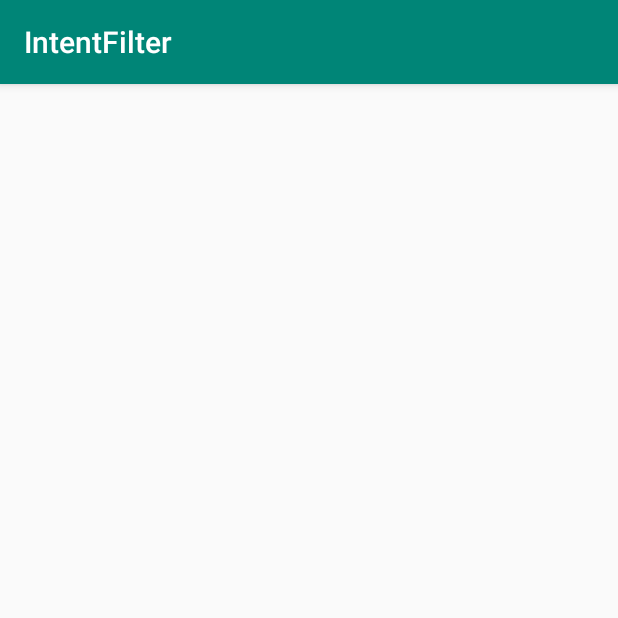
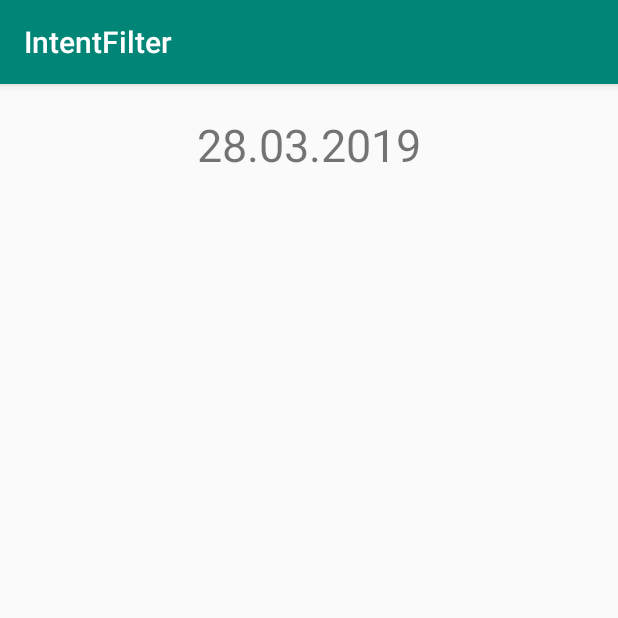
Before and after one commit to vladislavorehov55/MobDev_Java_10_Intent_filters, an Android app: the ActivityDate screen opened directly, with no data from a screen before it, on a phone screen of 412 x 824 dp, the top half of it. Run offline under Robolectric (Android 15) with nearby library versions, the phone set to English and light mode, and no system bars.

Commit message:
Second activity and intent filter added

```diff
--- a/app/src/main/AndroidManifest.xml
+++ b/app/src/main/AndroidManifest.xml
@@ -9,7 +9,12 @@
         android:supportsRtl="true"
         android:theme="@style/AppTheme"
         android:fullBackupContent="@xml/backup_descriptor">
-        <activity android:name=".ActivityDate"></activity>
+        <activity android:name=".ActivityDate">
+            <intent-filter>
+                <action android:name="com.example.intent.action.showdate" />
+                <category android:name="android.intent.category.DEFAULT" />
+            </intent-filter>
+        </activity>
         <activity android:name=".ActivityTime" >
             <intent-filter>
                 <action android:name="com.example.intent.action.showtime" />
--- a/app/src/main/java/com/example/intentfilter/ActivityDate.java
+++ b/app/src/main/java/com/example/intentfilter/ActivityDate.java
@@ -2,6 +2,10 @@ package com.example.intentfilter;
 
 import android.support.v7.app.AppCompatActivity;
 import android.os.Bundle;
+import android.widget.TextView;
+
+import java.text.SimpleDateFormat;
+import java.util.Date;
 
 public class ActivityDate extends AppCompatActivity {
 
@@ -9,5 +13,11 @@ public class ActivityDate extends AppCompatActivity {
     protected void onCreate(Bundle savedInstanceState) {
         super.onCreate(savedInstanceState);
         setContentView(R.layout.activity_date);
+
+        SimpleDateFormat sdf = new SimpleDateFormat("dd.MM.yyyy");
+        String date = sdf.format(new Date(System.currentTimeMillis()));
+
+        TextView tvDate = (TextView) findViewById(R.id.tvDate);
+        tvDate.setText(date);
     }
 }
--- a/app/src/main/res/layout/activity_date.xml
+++ b/app/src/main/res/layout/activity_date.xml
@@ -1,9 +1,16 @@
 <?xml version="1.0" encoding="utf-8"?>
-<android.support.constraint.ConstraintLayout xmlns:android="http://schemas.android.com/apk/res/android"
-    xmlns:app="http://schemas.android.com/apk/res-auto"
-    xmlns:tools="http://schemas.android.com/tools"
+<LinearLayout
+    xmlns:android="http://schemas.android.com/apk/res/android"
     android:layout_width="match_parent"
     android:layout_height="match_parent"
-    tools:context=".ActivityDate">
-
-</android.support.constraint.ConstraintLayout>
+    android:orientation="vertical">
+    <TextView
+        android:layout_width="wrap_content"
+        android:layout_height="wrap_content"
+        android:id="@+id/tvDate"
+        android:text="TextView"
+        android:layout_gravity="center_horizontal"
+        android:layout_marginTop="20dp"
+        android:textSize="30sp">
+    </TextView>
+</LinearLayout>
```
